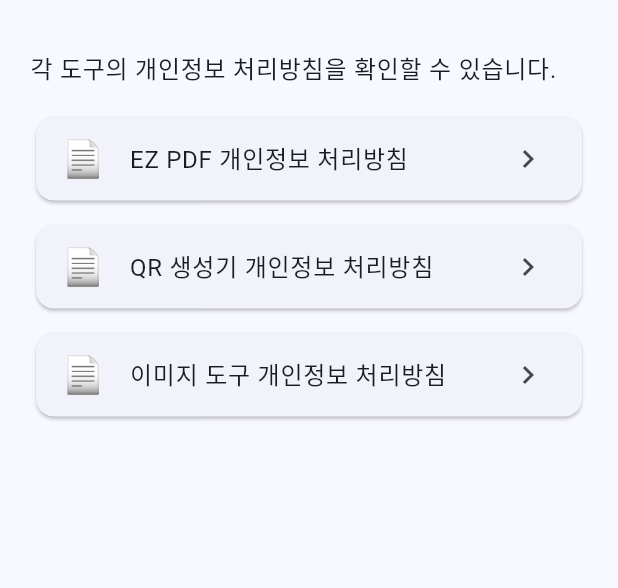
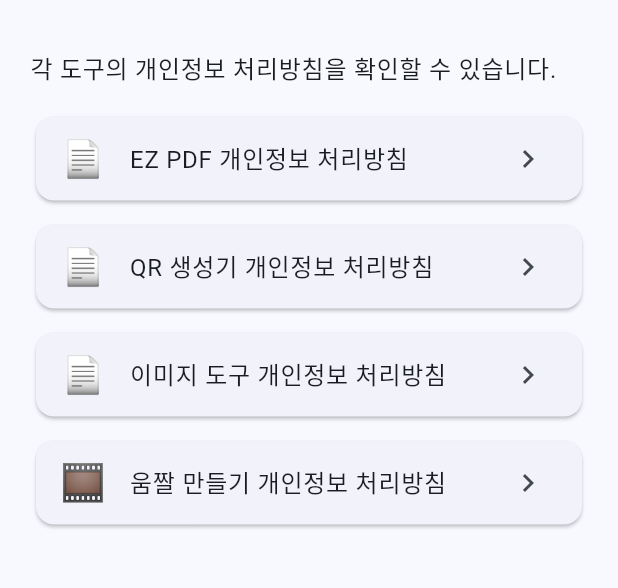
Before and after one commit to hackyeon/tool_box_privacy, a Flutter app: the screen it shows after launch, on a phone screen of 412 x 824 dp, the part 65-653 px from its top. Run offline on Flutter 3.47's test engine with Material 3 defaults, Android fonts, the light colour scheme and no system bars.

Commit message:
feat: 움짤 만들기 개인정보 처리방침

```diff
--- a/lib/app.dart
+++ b/lib/app.dart
@@ -2,9 +2,9 @@
 import 'package:tool_box_privacy/features/privacy/qr_generator_privacy_page.dart';
 
 import 'features/privacy/ez_pdf_privacy_page.dart';
+import 'features/privacy/gif_maker_privacy_page.dart';
 import 'features/privacy/image_tools_privacy_page.dart';
 import 'features/privacy/privacy_index_page.dart';
-
 
 class App extends StatelessWidget {
   const App({super.key});
@@ -13,22 +13,21 @@
   static const routeEzPdf = '/ez-pdf';
   static const routeQrGenerator = '/qr-generator';
   static const routeImageTools = '/image-tools';
+  static const routeGifMaker = '/gif-maker';
 
   @override
   Widget build(BuildContext context) {
     return MaterialApp(
       title: '편한도구함 개인정보 처리방침',
       debugShowCheckedModeBanner: false,
-      theme: ThemeData(
-        colorSchemeSeed: Colors.blue,
-        useMaterial3: true,
-      ),
+      theme: ThemeData(colorSchemeSeed: Colors.blue, useMaterial3: true),
       initialRoute: routeHome,
       routes: {
         routeHome: (_) => const PrivacyIndexPage(),
         routeEzPdf: (_) => const EzPdfPrivacyPage(),
         routeQrGenerator: (_) => const QrGeneratorPrivacyPage(),
         routeImageTools: (_) => const ImageToolsPrivacyPage(),
+        routeGifMaker: (_) => const GifMakerPrivacyPage(),
       },
     );
   }
--- a/lib/features/privacy/privacy_index_page.dart
+++ b/lib/features/privacy/privacy_index_page.dart
@@ -33,7 +33,8 @@
               leading: const Text('📄', style: TextStyle(fontSize: 24)),
               title: const Text('QR 생성기 개인정보 처리방침'),
               trailing: const Icon(Icons.chevron_right),
-              onTap: () => Navigator.of(context).pushNamed(App.routeQrGenerator),
+              onTap: () =>
+                  Navigator.of(context).pushNamed(App.routeQrGenerator),
             ),
           ),
 
@@ -47,6 +48,17 @@
               onTap: () => Navigator.of(context).pushNamed(App.routeImageTools),
             ),
           ),
+
+          const SizedBox(height: 8),
+
+          Card(
+            child: ListTile(
+              leading: const Text('🎞️', style: TextStyle(fontSize: 24)),
+              title: const Text('움짤 만들기 개인정보 처리방침'),
+              trailing: const Icon(Icons.chevron_right),
+              onTap: () => Navigator.of(context).pushNamed(App.routeGifMaker),
+            ),
+          ),
         ],
       ),
     );
```
Also changed, not shown: lib/features/privacy/gif_maker_privacy_page.dart (added, +64 -0 lines).
